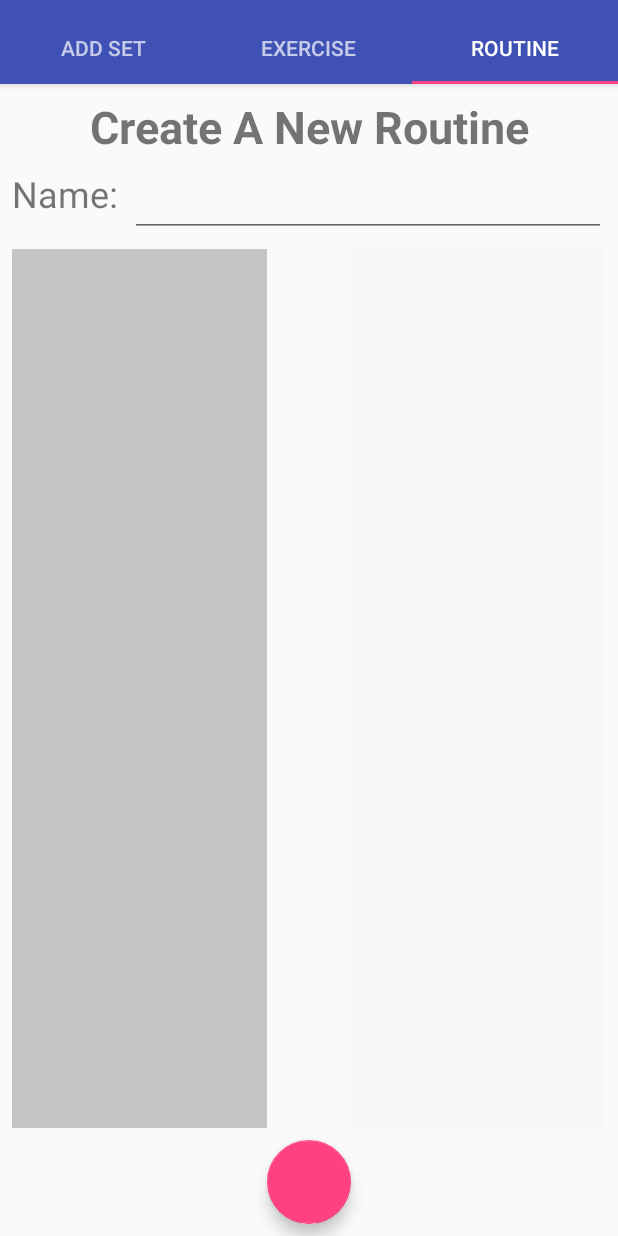
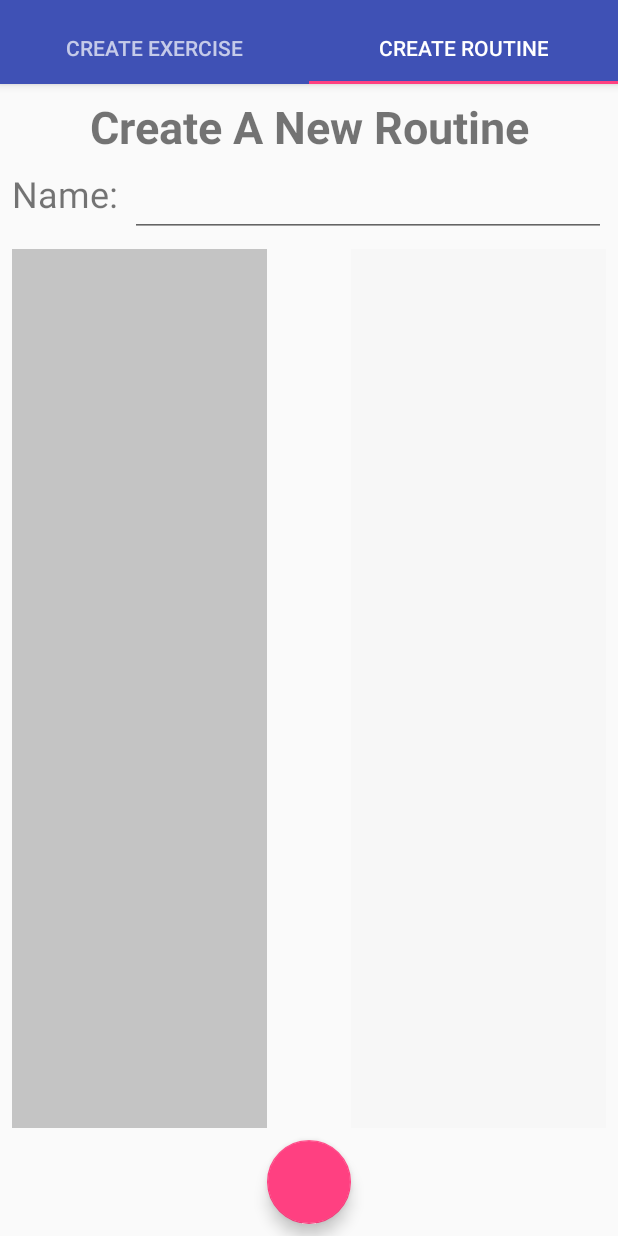
Before and after one commit to DanielMano/Manoge3, an Android app: the InputItemActivity screen opened directly, with no data from a screen before it, on a phone screen of 412 x 824 dp. Run offline under Robolectric (Android 15) with nearby library versions, the phone set to English and light mode, and no system bars; 4 statements that could not run were skipped.

Commit message:
Separated InputSet into it's own activity and adjusted intents and extras. Renamed files to match reality.

```diff
--- a/app/src/main/AndroidManifest.xml
+++ b/app/src/main/AndroidManifest.xml
@@ -36,6 +36,7 @@
         <activity android:name=".RoutineExercisesActivity"
             android:label="RoutineExercisesActivity"
             android:theme="@style/AppTheme.NoActionBar"></activity>
+        <activity android:name=".InputSetActivity"/>
     </application>
 
 </manifest>
--- a/app/src/main/java/com/example/daniel/manoge3/BeginWorkoutTab2Exercise.java
+++ b/app/src/main/java/com/example/daniel/manoge3/BeginWorkoutTab2Exercise.java
@@ -69,9 +69,8 @@ public class BeginWorkoutTab2Exercise extends Fragment{
                 String exerciseName = list.get(i).getName();
                 float exerciseDefaultWeight = list.get(i).getBarWeight();
 
-                Intent intent = new Intent(getContext(), InputItemActivity.class);
+                Intent intent = new Intent(getContext(), InputSetActivity.class);
                 Bundle passBundle= new Bundle();
-                passBundle.putInt("requestedTabPage", 0);
                 passBundle.putString("beginWorkoutExerciseName", exerciseName);
                 passBundle.putFloat("beginWorkoutExerciseDefaultWeight", exerciseDefaultWeight);
                 passBundle.putLong("beginWorkoutExerciseID", exerciseID);
@@ -154,7 +153,7 @@ public class BeginWorkoutTab2Exercise extends Fragment{
         Intent intent = new Intent(getActivity(), InputItemActivity.class);
         Bundle bundle = new Bundle();
         bundle.putParcelable("exerciseToEdit", ex);
-        bundle.putInt("requestedTabPage", 1);
+        bundle.putInt("requestedTabPage", 0);
         bundle.putBoolean("fromEditExercise", true);
         intent.putExtras(bundle);
         startActivity(intent);
--- a/app/src/main/java/com/example/daniel/manoge3/InputActivity.java
+++ b/app/src/main/java/com/example/daniel/manoge3/InputActivity.java
@@ -205,10 +205,9 @@ public class InputActivity extends AppCompatActivity {
         Log.d(TAG, "editSets: list: " + repsToEdit.toString());
 
 
-        Intent intent = new Intent(InputActivity.this, InputItemActivity.class);
+        Intent intent = new Intent(InputActivity.this, InputSetActivity.class);
         Bundle bundle = new Bundle();
         bundle.putParcelableArrayList("repsToEditList", repsToEdit);
-        bundle.putInt("requestedTabPage", 0);
         bundle.putString("exerciseName", exerciseNames.get(position));
         bundle.putBoolean("fromEdit", true);
         intent.putExtras(bundle);
--- a/app/src/main/java/com/example/daniel/manoge3/InputItemActivity.java
+++ b/app/src/main/java/com/example/daniel/manoge3/InputItemActivity.java
@@ -32,7 +32,7 @@ public class InputItemActivity extends AppCompatActivity {
         TabLayout tabLayout = (TabLayout) findViewById(R.id.tabs_input);
 
         Intent receivedIntent = getIntent();
-        int tabPosition = receivedIntent.getIntExtra("requestedTabPage", 2);
+        int tabPosition = receivedIntent.getIntExtra("requestedTabPage", 1);
 
         mViewPager.setCurrentItem(tabPosition);
         tabLayout.setupWithViewPager(mViewPager);
@@ -40,9 +40,8 @@ public class InputItemActivity extends AppCompatActivity {
 
     public void setupViewPager(ViewPager viewPager) {
         SectionsPagerAdapter adapter = new SectionsPagerAdapter(getSupportFragmentManager());
-        adapter.addFragment(new InputItemTab1Set(), "Add Set");
-        adapter.addFragment(new InputItemTab2Exercise(), "Exercise");
-        adapter.addFragment(new InputItemTab3Routine(), "Routine");
+        adapter.addFragment(new InputItemTab1Exercise(), "Create Exercise");
+        adapter.addFragment(new InputItemTab2Routine(), "Create Routine");
 
         viewPager.setAdapter(adapter);
     }
--- a/app/src/main/java/com/example/daniel/manoge3/InputItemTab2Exercise.java
+++ b/app/src/main/java/com/example/daniel/manoge3/InputItemTab1Exercise.java
@@ -1,7 +1,6 @@
 package com.example.daniel.manoge3;
 
 import android.content.Context;
-import android.content.Intent;
 import android.database.Cursor;
 import android.os.Bundle;
 import android.support.annotation.Nullable;
@@ -24,8 +23,8 @@ import model.Exercise;
  * Created by Daniel on 4/22/2018.
  */
 
-public class InputItemTab2Exercise extends Fragment {
-    private static final String TAG = "InputItemTab2Exercise";
+public class InputItemTab1Exercise extends Fragment {
+    private static final String TAG = "InputItemTab1Exercise";
 
     AutoCompleteTextView exerciseNameAutoComplete;
     EditText barWeightLiteral;
@@ -41,7 +40,7 @@ public class InputItemTab2Exercise extends Fragment {
     @Nullable
     @Override
     public View onCreateView(LayoutInflater inflater, @Nullable ViewGroup container, @Nullable Bundle savedInstanceState) {
-        View view = inflater.inflate(R.layout.input_item_tab2_exercise, container, false);
+        View view = inflater.inflate(R.layout.input_item_tab1_exercise, container, false);
 
         dbh = DatabaseHelper.getInstance(getActivity());
 
@@ -118,7 +117,7 @@ public class InputItemTab2Exercise extends Fragment {
         private DatabaseHelper dbh;
 
         public ItemAutoTextAdapter(DatabaseHelper dbh) {
-            super(InputItemTab2Exercise.this.getActivity(), null);
+            super(InputItemTab1Exercise.this.getActivity(), null);
             this.dbh = dbh;
         }
 
--- a/app/src/main/java/com/example/daniel/manoge3/InputItemTab3Routine.java
+++ b/app/src/main/java/com/example/daniel/manoge3/InputItemTab2Routine.java
@@ -8,9 +8,7 @@ import android.view.LayoutInflater;
 import android.view.View;
 import android.view.ViewGroup;
 import android.widget.AdapterView;
-import android.widget.ArrayAdapter;
 import android.widget.EditText;
-import android.widget.ListAdapter;
 import android.widget.ListView;
 import android.widget.Toast;
 
@@ -20,20 +18,19 @@ import java.util.List;
 import helper.DatabaseHelper;
 import model.Exercise;
 import model.Routine;
-import model.RoutineExercise;
 
 /**
  * Created by Daniel on 4/20/2018.
  */
 
-public class InputItemTab3Routine extends Fragment{
+public class InputItemTab2Routine extends Fragment{
 
-    private static final String TAG = "InputItemTab3Routine";
+    private static final String TAG = "InputItemTab2Routine";
 
     List<Exercise> list;
     List<Exercise> rList = new ArrayList<>();
-    public InputItemTab3RoutineCustomAdapter adapter;
-    public InputItemTab3RoutineCustomAdapter routineAdapter;
+    public InputItemTab2RoutineCustomAdapter adapter;
+    public InputItemTab2RoutineCustomAdapter routineAdapter;
     Routine editableRoutine;
     List<Exercise> exerciseInRoutineToEdit;
 
@@ -62,7 +59,7 @@ public class InputItemTab3Routine extends Fragment{
 
     @Override
     public View onCreateView(LayoutInflater inflater, ViewGroup container, Bundle savedInstanceState) {
-        View view = inflater.inflate(R.layout.input_item_tab3_routine, container, false);
+        View view = inflater.inflate(R.layout.input_item_tab2_routine, container, false);
 
         initialView = true;
 
@@ -182,11 +179,11 @@ public class InputItemTab3Routine extends Fragment{
         //rList = new ArrayList<>();
 
         //adapter = new BeginWorkoutExerciseCustomAdapter(getActivity(), R.layout.begin_workout_exercise_listview_item, list);
-        adapter = new InputItemTab3RoutineCustomAdapter(getActivity(), R.layout.activity_input_listview_item, list);
+        adapter = new InputItemTab2RoutineCustomAdapter(getActivity(), R.layout.activity_input_listview_item, list);
         exerciseList.setAdapter(adapter);
 
         //routineAdapter = new BeginWorkoutExerciseCustomAdapter(getActivity(), R.layout.begin_workout_exercise_listview_item, rList);
-        routineAdapter = new InputItemTab3RoutineCustomAdapter(getActivity(), R.layout.activity_input_listview_item, rList);
+        routineAdapter = new InputItemTab2RoutineCustomAdapter(getActivity(), R.layout.activity_input_listview_item, rList);
         routineList.setAdapter(routineAdapter);
     }
 
--- a/app/src/main/java/com/example/daniel/manoge3/InputItemTab3RoutineCustomAdapter.java
+++ b/app/src/main/java/com/example/daniel/manoge3/InputItemTab2RoutineCustomAdapter.java
@@ -17,12 +17,12 @@ import model.Exercise;
  * Created by Daniel on 9/4/2018.
  */
 
-public class InputItemTab3RoutineCustomAdapter extends ArrayAdapter<Exercise> {
+public class InputItemTab2RoutineCustomAdapter extends ArrayAdapter<Exercise> {
     private static final String TAG = "InputItemTab3RoutineCus";
 
     private Context mContext;
 
-    public InputItemTab3RoutineCustomAdapter(@NonNull Context mContext, int resource, @NonNull List<Exercise> objects) {
+    public InputItemTab2RoutineCustomAdapter(@NonNull Context mContext, int resource, @NonNull List<Exercise> objects) {
         super(mContext, resource, objects);
         this.mContext = mContext;
     }
--- a/app/src/main/java/com/example/daniel/manoge3/MainActivity.java
+++ b/app/src/main/java/com/example/daniel/manoge3/MainActivity.java
@@ -111,7 +111,7 @@ public class MainActivity extends AppCompatActivity {
             @Override
             public void onClick(View view) {
                 Intent inputActivityFabIntent = new Intent(MainActivity.this, InputItemActivity.class);
-                inputActivityFabIntent.putExtra("requestedTabPage", 2);
+                inputActivityFabIntent.putExtra("requestedTabPage", 1);
                 startActivity(inputActivityFabIntent);
             }
         });
@@ -330,8 +330,8 @@ public class MainActivity extends AppCompatActivity {
             for (Weight weight : weights){
                 Event weightEvent = new Event(Color.RED, weight.getDate());
                 mCalendarView.addEvent(weightEvent);
-                Log.d(TAG, "onPostExecute: weightEvent added: " + weightEvent);
             }
+            Log.d(TAG, "onPostExecute: weightEvents added");
         }
     }
 
@@ -353,10 +353,10 @@ public class MainActivity extends AppCompatActivity {
                 if (rep.getDate() != dateInMillis){
                     Event workoutEvent = new Event(Color.BLUE, rep.getDate());
                     mCalendarView.addEvent(workoutEvent);
-                    Log.d(TAG, "onPostExecute: workoutEvent added: " + workoutEvent);
                     dateInMillis = rep.getDate();
                 }
             }
+            Log.d(TAG, "onPostExecute: workoutEvents added");
         }
     }
 }
--- a/app/src/main/java/com/example/daniel/manoge3/RoutineExercisesActivity.java
+++ b/app/src/main/java/com/example/daniel/manoge3/RoutineExercisesActivity.java
@@ -67,9 +67,8 @@ public class RoutineExercisesActivity extends AppCompatActivity{
                 String exerciseName = list.get(i).getName();
                 float exerciseDefaultWeight = list.get(i).getBarWeight();
 
-                Intent intent = new Intent(RoutineExercisesActivity.this, InputItemActivity.class);
+                Intent intent = new Intent(RoutineExercisesActivity.this, InputSetActivity.class);
                 Bundle bundle = new Bundle();
-                bundle.putInt("requestedTabPage", 0);
                 bundle.putString("beginWorkoutExerciseName", exerciseName);
                 bundle.putFloat("beginWorkoutExerciseDefaultWeight", exerciseDefaultWeight);
                 bundle.putLong("beginWorkoutExerciseID", exerciseID);
--- a/app/src/main/res/layout/activity_main.xml
+++ b/app/src/main/res/layout/activity_main.xml
@@ -27,11 +27,13 @@
         android:clickable="true"
         android:focusable="true"
         android:visibility="visible"
+        app:backgroundTint="@color/colorPrimary"
         app:layout_anchor="@+id/mainCalendar"
         app:layout_anchorGravity="bottom|center"
         app:layout_constraintEnd_toEndOf="parent"
         app:layout_constraintStart_toStartOf="parent"
-        app:layout_constraintTop_toBottomOf="@+id/mainCalendar" />
+        app:layout_constraintTop_toBottomOf="@+id/mainCalendar"
+        app:srcCompat="@drawable/ic_action_name" />
 
     <com.github.sundeepk.compactcalendarview.CompactCalendarView
         android:id="@+id/mainCalendar"
--- a/app/src/main/res/layout/input_item_tab3_routine.xml
+++ b/app/src/main/res/layout/input_item_tab2_routine.xml
@@ -6,7 +6,7 @@
     tools:context="com.example.daniel.manoge3.InputItemActivity">
 
     <include
-        layout="@layout/input_item_tab3_routine_content"
+        layout="@layout/input_item_tab2_routine_content"
         android:layout_width="match_parent"
         android:layout_height="match_parent"
         android:layout_above="@id/newRoutineFab"/>
```
Also changed, not shown: app/src/main/java/com/example/daniel/manoge3/InputSetActivity.java (renamed from app/src/main/java/com/example/daniel/manoge3/InputItemTab1Set.java, +41 -41 lines), app/src/main/res/layout/activity_input_set.xml (renamed from app/src/main/res/layout/input_item_tab1_set.xml, +17 -8 lines), app/src/main/res/layout/input_item_tab1_exercise.xml (renamed from app/src/main/res/layout/input_item_tab2_exercise.xml), app/src/main/res/layout/input_item_tab2_routine_content.xml (renamed from app/src/main/res/layout/input_item_tab3_routine_content.xml).
